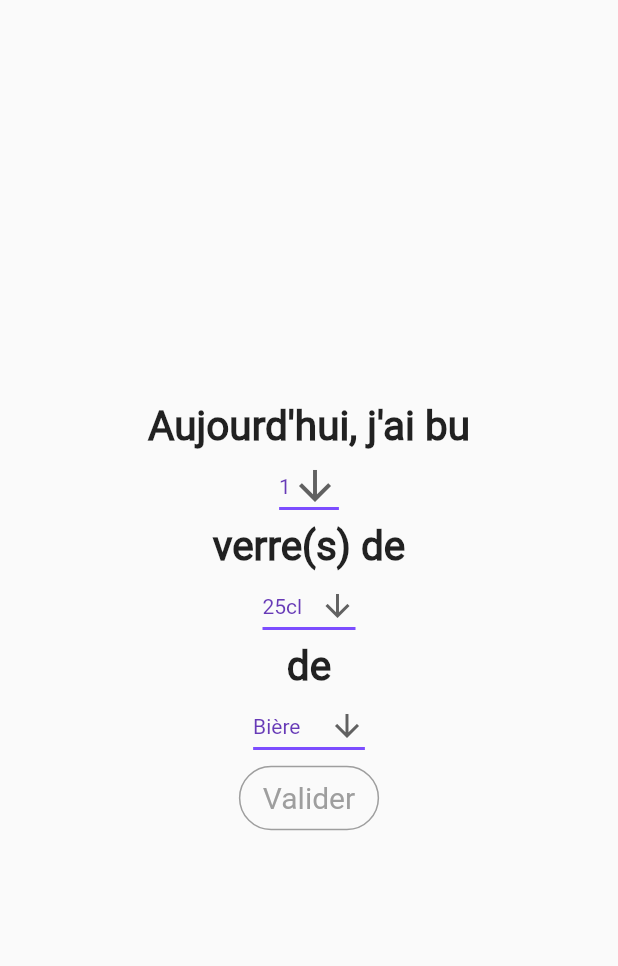
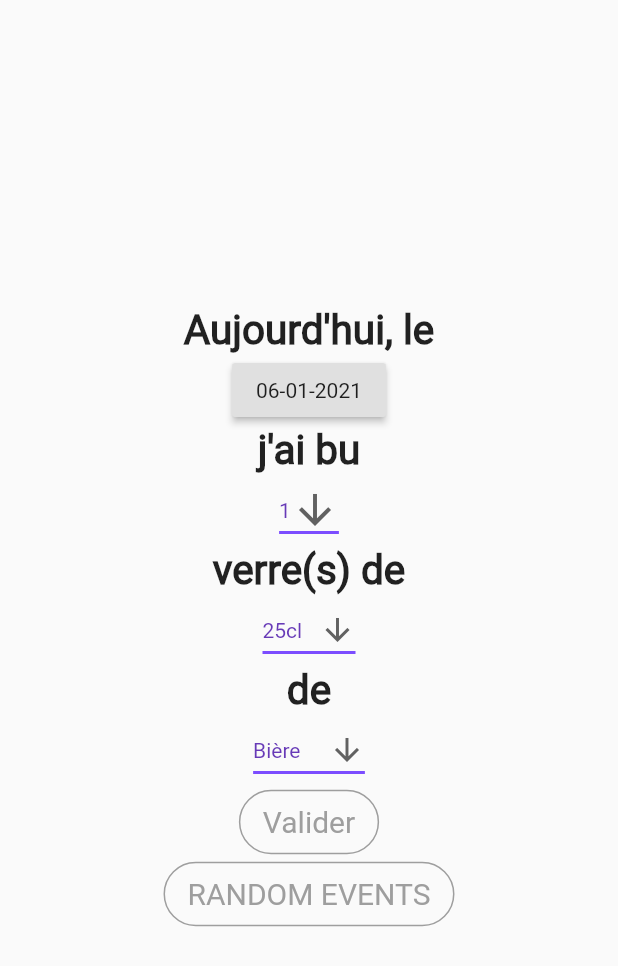
Before and after one commit to trndlz/barameen, a Flutter app: the AddDrink screen opened directly, after a tap on "Valider", on a phone screen of 412 x 824 dp. Shown: the top 966 px of the screen. Run offline on Flutter 3.47's test engine with Material 2 defaults, Android fonts, the phone set to English and light mode, and no system bars; our stand-ins replace cloud_firestore, firebase_auth, firebase_core, google_sign_in; missing offline and left inert: date_util; accounts and stored records are empty.

Commit message:
Almost finished functionality: Added DatePicker, Snackbar... Remains a lot of design to do

```diff
--- a/lib/add_drink.dart
+++ b/lib/add_drink.dart
@@ -1,6 +1,10 @@
+import 'dart:math';
+import 'package:intl/intl.dart';
+
 import 'package:barameen/sign_in.dart';
 import 'package:cloud_firestore/cloud_firestore.dart';
 import 'package:flutter/material.dart';
+import 'package:intl/date_symbol_data_local.dart';
 
 class AddDrink extends StatefulWidget {
   AddDrink({Key key}) : super(key: key);
@@ -10,16 +14,39 @@ class AddDrink extends StatefulWidget {
 }
 
 FirebaseFirestore firestore = FirebaseFirestore.instance;
-CollectionReference drinks = FirebaseFirestore.instance.collection('drinks');
+CollectionReference drinksA = FirebaseFirestore.instance.collection('drinks');
 
-void addDrinkEvent(int drinksQty, num drinksVolume, num alcoholRate) {
+void addRandomDrinkEvents() {
+  for (var m = 1; m < 4; m++) {
+    for (var i = 0; i < 20; i++) {
+      var day = Random().nextInt(31) + 1;
+      var drink = {
+        "user_id": userId,
+        "date": DateTime(2021, m, day),
+        "drinkPower": 33 * 1 * 5 * 0.8 / 100
+      };
+      drinksA.add(drink);
+    }
+  }
+}
 
-    drinks.add({
-      "user_id": userId,
-      "date": new DateTime.now(),
-      "drinkPower": drinksVolume * drinksQty * alcoholRate * 0.8,
-    });
-
+void addDrinkEvent(int drinksQty, num drinksVolume, num alcoholRate,
+    DateTime currentDate, BuildContext context) {
+  drinksA
+      .add({
+        "user_id": userId,
+        "date": DateTime(currentDate.year, currentDate.month, currentDate.day),
+        "drinkPower": drinksVolume * drinksQty * alcoholRate * 0.8 / 100,
+      })
+      .then((value) => Scaffold.of(context).showSnackBar(SnackBar(
+            content: Text(
+                "Tu as bien ajouté ce verre. Tu es parfaitement alcoolique !"),
+            elevation: 10.0,
+            backgroundColor: Colors.blue,
+            behavior: SnackBarBehavior.floating,
+          )))
+      .catchError((onError) =>
+          Scaffold.of(context).showSnackBar(SnackBar(content: Text(onError))));
 }
 
 /// This is the private State class that goes with MyStatefulWidget.
@@ -27,12 +54,26 @@ class _AddDrink extends State<AddDrink> {
   int drinksQty = 1;
   num drinksVolume = 25;
   num alcoholRate = 5.0;
+  DateTime currentDate = new DateTime.now();
 
   @override
   Widget build(BuildContext context) {
     var alcohols = {"Bière": 5.0, "Vin": 12, "Cocktail": 15};
+    initializeDateFormatting('fr_FR', null);
+    var formatter = new DateFormat("dd-MM-yyyy", 'fr');
 
-    print(context);
+    Future<void> _selectDate(BuildContext context) async {
+      final DateTime pickedDate = await showDatePicker(
+          context: context,
+          initialDate: currentDate,
+          firstDate: DateTime(2019),
+          lastDate: DateTime(2050));
+      if (pickedDate != null && pickedDate != currentDate)
+        setState(() {
+          currentDate = pickedDate;
+        });
+    }
+
     return Scaffold(
       body: Container(
         child: Center(
@@ -40,7 +81,14 @@ class _AddDrink extends State<AddDrink> {
             mainAxisAlignment: MainAxisAlignment.center,
             children: <Widget>[
               Text(
-                "Aujourd'hui, j'ai bu",
+                "Aujourd'hui, le",
+                style: Theme.of(context).textTheme.bodyText1,
+              ),
+              RaisedButton(
+                  onPressed: () => _selectDate(context),
+                  child: Text(formatter.format(currentDate))),
+              Text(
+                "j'ai bu",
                 style: Theme.of(context).textTheme.bodyText1,
               ),
               DropdownButton<int>(
@@ -119,7 +167,8 @@ class _AddDrink extends State<AddDrink> {
               OutlineButton(
                 splashColor: Colors.grey,
                 onPressed: () {
-                  addDrinkEvent(drinksQty, drinksVolume, alcoholRate);
+                  addDrinkEvent(drinksQty, drinksVolume, alcoholRate,
+                      currentDate, context);
                 },
                 shape: RoundedRectangleBorder(
                     borderRadius: BorderRadius.circular(40)),
@@ -133,6 +182,23 @@ class _AddDrink extends State<AddDrink> {
                       )),
                 ),
               ),
+              OutlineButton(
+                splashColor: Colors.grey,
+                onPressed: () {
+                  addRandomDrinkEvents();
+                },
+                shape: RoundedRectangleBorder(
+                    borderRadius: BorderRadius.circular(40)),
+                borderSide: BorderSide(color: Colors.grey),
+                child: Padding(
+                  padding: const EdgeInsets.fromLTRB(0, 10, 0, 10),
+                  child: Text('RANDOM EVENTS',
+                      style: TextStyle(
+                        fontSize: 20,
+                        color: Colors.grey,
+                      )),
+                ),
+              ),
             ],
           ),
         ),
--- a/pubspec.yaml
+++ b/pubspec.yaml
@@ -28,6 +28,7 @@ dependencies:
   cloud_firestore: ^0.14.4
   google_sign_in: ^4.5.3
   date_util: ^0.1.4
+  intl: ^0.16.1
   transparent_image: ^1.0.0
 
 
```
Also changed, not shown: lib/heat_map.dart (+144 -79 lines), lib/tab_page.dart (+7 -0 lines), lib/widgets.dart (added, +12 -0 lines), pubspec.lock.
